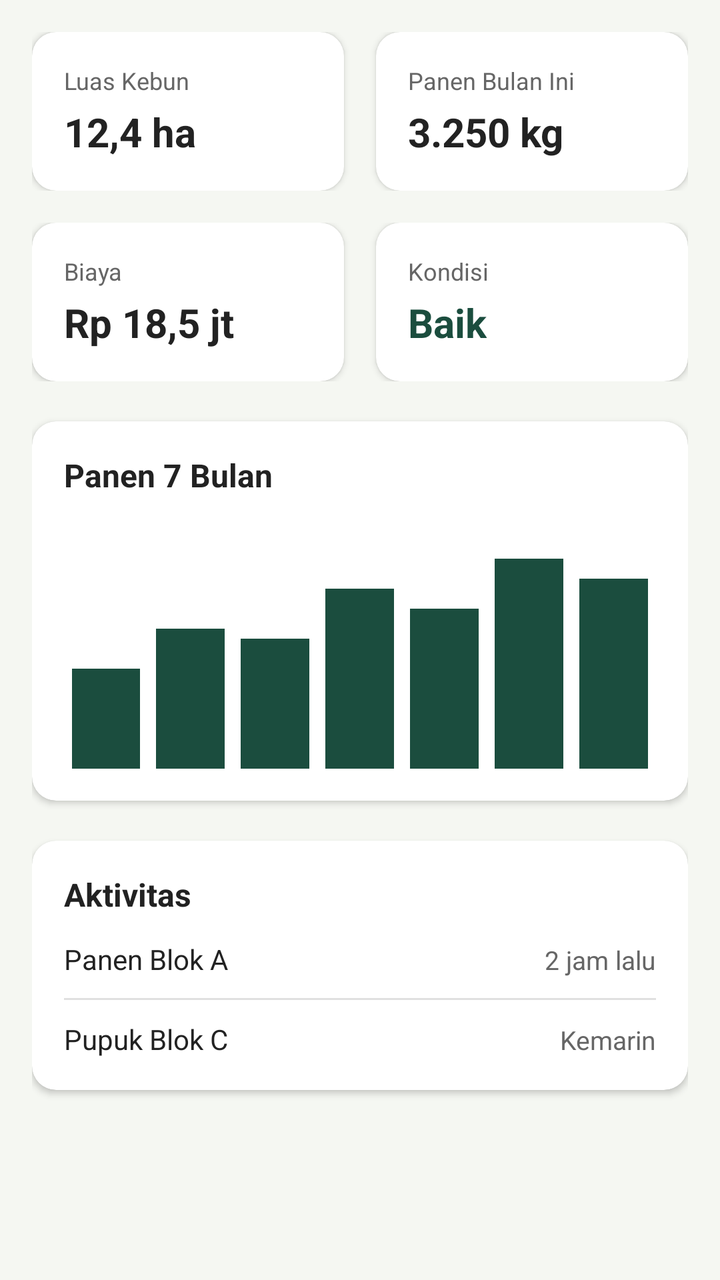
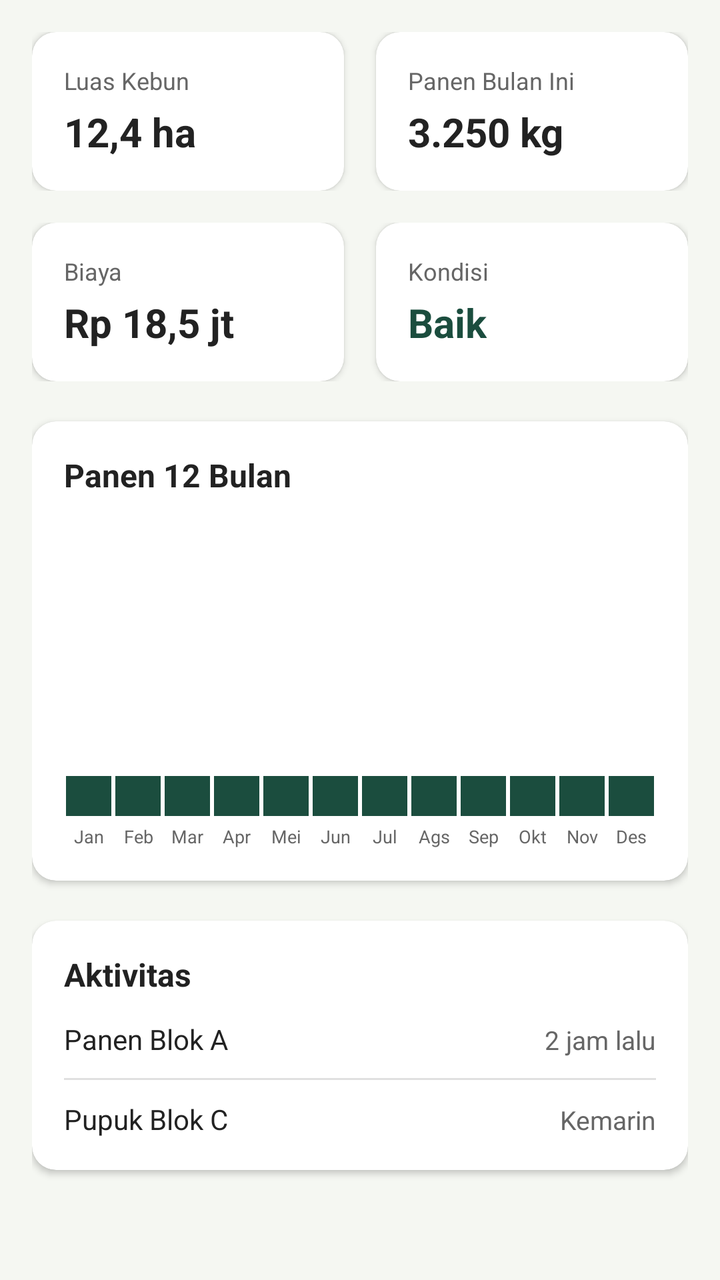

Compare the two renders of this Android layout. The source of the first and the diff that turns it into the second are given below.
<!-- AndroidManifest.xml: application theme Theme.SmartCoffeeFarm -->
<!-- res/layout/fragment_beranda.xml -->
<?xml version="1.0" encoding="utf-8"?>
<ScrollView xmlns:android="http://schemas.android.com/apk/res/android"
    xmlns:app="http://schemas.android.com/apk/res-auto"
    android:layout_width="match_parent"
    android:layout_height="match_parent"
    android:background="@color/app_background"
    android:fillViewport="true"
    android:padding="16dp">

    <LinearLayout
        android:layout_width="match_parent"
        android:layout_height="wrap_content"
        android:orientation="vertical">

        
        <LinearLayout
            android:layout_width="match_parent"
            android:layout_height="wrap_content"
            android:orientation="horizontal">

            <androidx.cardview.widget.CardView
                android:layout_width="0dp"
                android:layout_height="wrap_content"
                android:layout_marginEnd="8dp"
                android:layout_weight="1"
                app:cardBackgroundColor="@color/card_background"
                app:cardCornerRadius="12dp"
                app:cardElevation="2dp">

                <LinearLayout
                    android:layout_width="match_parent"
                    android:layout_height="wrap_content"
                    android:orientation="vertical"
                    android:padding="16dp">

                    <TextView
                        android:layout_width="wrap_content"
                        android:layout_height="wrap_content"
                        android:text="Luas Kebun"
                        android:textColor="@color/text_secondary"
                        android:textSize="12sp" />

                    <TextView
                        android:layout_width="wrap_content"
                        android:layout_height="wrap_content"
                        android:layout_marginTop="4dp"
                        android:text="12,4 ha"
                        android:textColor="@color/text_primary"
                        android:textSize="20sp"
                        android:textStyle="bold" />
                </LinearLayout>
            </androidx.cardview.widget.CardView>

            <androidx.cardview.widget.CardView
                android:layout_width="0dp"
                android:layout_height="wrap_content"
                android:layout_marginStart="8dp"
                android:layout_weight="1"
                app:cardBackgroundColor="@color/card_background"
                app:cardCornerRadius="12dp"
                app:cardElevation="2dp">

                <LinearLayout
                    android:layout_width="match_parent"
                    android:layout_height="wrap_content"
                    android:orientation="vertical"
                    android:padding="16dp">

                    <TextView
                        android:layout_width="wrap_content"
                        android:layout_height="wrap_content"
                        android:text="Panen Bulan Ini"
                        android:textColor="@color/text_secondary"
                        android:textSize="12sp" />

                    <TextView
                        android:layout_width="wrap_content"
                        android:layout_height="wrap_content"
                        android:layout_marginTop="4dp"
                        android:text="3.250 kg"
                        android:textColor="@color/text_primary"
                        android:textSize="20sp"
                        android:textStyle="bold" />
                </LinearLayout>
            </androidx.cardview.widget.CardView>
        </LinearLayout>

        <LinearLayout
            android:layout_width="match_parent"
            android:layout_height="wrap_content"
            android:layout_marginTop="16dp"
            android:orientation="horizontal">

            <androidx.cardview.widget.CardView
                android:layout_width="0dp"
                android:layout_height="wrap_content"
                android:layout_marginEnd="8dp"
                android:layout_weight="1"
                app:cardBackgroundColor="@color/card_background"
                app:cardCornerRadius="12dp"
                app:cardElevation="2dp">

                <LinearLayout
                    android:layout_width="match_parent"
                    android:layout_height="wrap_content"
                    android:orientation="vertical"
                    android:padding="16dp">

                    <TextView
                        android:layout_width="wrap_content"
                        android:layout_height="wrap_content"
                        android:text="Biaya"
                        android:textColor="@color/text_secondary"
                        android:textSize="12sp" />

                    <TextView
                        android:layout_width="wrap_content"
                        android:layout_height="wrap_content"
                        android:layout_marginTop="4dp"
                        android:text="Rp 18,5 jt"
                        android:textColor="@color/text_primary"
                        android:textSize="20sp"
                        android:textStyle="bold" />
                </LinearLayout>
            </androidx.cardview.widget.CardView>

            <androidx.cardview.widget.CardView
                android:layout_width="0dp"
                android:layout_height="wrap_content"
                android:layout_marginStart="8dp"
                android:layout_weight="1"
                app:cardBackgroundColor="@color/card_background"
                app:cardCornerRadius="12dp"
                app:cardElevation="2dp">

                <LinearLayout
                    android:layout_width="match_parent"
                    android:layout_height="wrap_content"
                    android:orientation="vertical"
                    android:padding="16dp">

                    <TextView
                        android:layout_width="wrap_content"
                        android:layout_height="wrap_content"
                        android:text="Kondisi"
                        android:textColor="@color/text_secondary"
                        android:textSize="12sp" />

                    <TextView
                        android:layout_width="wrap_content"
                        android:layout_height="wrap_content"
                        android:layout_marginTop="4dp"
                        android:text="Baik"
                        android:textColor="@color/primary_dark_green"
                        android:textSize="20sp"
                        android:textStyle="bold" />
                </LinearLayout>
            </androidx.cardview.widget.CardView>
        </LinearLayout>

        
        <androidx.cardview.widget.CardView
            android:layout_width="match_parent"
            android:layout_height="wrap_content"
            android:layout_marginTop="20dp"
            app:cardBackgroundColor="@color/card_background"
            app:cardCornerRadius="12dp"
            app:cardElevation="2dp">

            <LinearLayout
                android:layout_width="match_parent"
                android:layout_height="wrap_content"
                android:orientation="vertical"
                android:padding="16dp">

                <TextView
                    android:layout_width="wrap_content"
                    android:layout_height="wrap_content"
                    android:text="Panen 7 Bulan"
                    android:textColor="@color/text_primary"
                    android:textSize="16sp"
                    android:textStyle="bold" />

                
                <LinearLayout
                    android:layout_width="match_parent"
                    android:layout_height="120dp"
                    android:layout_marginTop="16dp"
                    android:gravity="bottom"
                    android:orientation="horizontal"
                    android:weightSum="7">

                    <View
                        android:layout_width="0dp"
                        android:layout_height="50dp"
                        android:layout_marginHorizontal="4dp"
                        android:layout_weight="1"
                        android:background="@color/primary_dark_green" />

                    <View
                        android:layout_width="0dp"
                        android:layout_height="70dp"
                        android:layout_marginHorizontal="4dp"
                        android:layout_weight="1"
                        android:background="@color/primary_dark_green" />

                    <View
                        android:layout_width="0dp"
                        android:layout_height="65dp"
                        android:layout_marginHorizontal="4dp"
                        android:layout_weight="1"
                        android:background="@color/primary_dark_green" />

                    <View
                        android:layout_width="0dp"
                        android:layout_height="90dp"
                        android:layout_marginHorizontal="4dp"
                        android:layout_weight="1"
                        android:background="@color/primary_dark_green" />

                    <View
                        android:layout_width="0dp"
                        android:layout_height="80dp"
                        android:layout_marginHorizontal="4dp"
                        android:layout_weight="1"
                        android:background="@color/primary_dark_green" />

                    <View
                        android:layout_width="0dp"
                        android:layout_height="105dp"
                        android:layout_marginHorizontal="4dp"
                        android:layout_weight="1"
                        android:background="@color/primary_dark_green" />

                    <View
                        android:layout_width="0dp"
                        android:layout_height="95dp"
                        android:layout_marginHorizontal="4dp"
                        android:layout_weight="1"
                        android:background="@color/primary_dark_green" />
                </LinearLayout>
            </LinearLayout>
        </androidx.cardview.widget.CardView>

        
        <androidx.cardview.widget.CardView
            android:layout_width="match_parent"
            android:layout_height="wrap_content"
            android:layout_marginTop="20dp"
            android:layout_marginBottom="24dp"
            app:cardBackgroundColor="@color/card_background"
            app:cardCornerRadius="12dp"
            app:cardElevation="2dp">

            <LinearLayout
                android:layout_width="match_parent"
                android:layout_height="wrap_content"
                android:orientation="vertical"
                android:padding="16dp">

                <TextView
                    android:layout_width="wrap_content"
                    android:layout_height="wrap_content"
                    android:text="Aktivitas"
                    android:textColor="@color/text_primary"
                    android:textSize="16sp"
                    android:textStyle="bold" />

                <LinearLayout
                    android:layout_width="match_parent"
                    android:layout_height="wrap_content"
                    android:layout_marginTop="12dp"
                    android:orientation="horizontal">

                    <TextView
                        android:layout_width="0dp"
                        android:layout_height="wrap_content"
                        android:layout_weight="1"
                        android:text="Panen Blok A"
                        android:textColor="@color/text_primary"
                        android:textSize="14sp" />

                    <TextView
                        android:layout_width="wrap_content"
                        android:layout_height="wrap_content"
                        android:text="2 jam lalu"
                        android:textColor="@color/text_secondary"
                        android:textSize="13sp" />
                </LinearLayout>

                <View
                    android:layout_width="match_parent"
                    android:layout_height="1dp"
                    android:layout_marginVertical="10dp"
                    android:background="#E0E0E0" />

                <LinearLayout
                    android:layout_width="match_parent"
                    android:layout_height="wrap_content"
                    android:orientation="horizontal">

                    <TextView
                        android:layout_width="0dp"
                        android:layout_height="wrap_content"
                        android:layout_weight="1"
                        android:text="Pupuk Blok C"
                        android:textColor="@color/text_primary"
                        android:textSize="14sp" />

                    <TextView
                        android:layout_width="wrap_content"
                        android:layout_height="wrap_content"
                        android:text="Kemarin"
                        android:textColor="@color/text_secondary"
                        android:textSize="13sp" />
                </LinearLayout>
            </LinearLayout>
        </androidx.cardview.widget.CardView>

    </LinearLayout>
</ScrollView>
<!-- resources referenced by this layout -->
<resources>
  <color name="app_background">#F5F7F2</color>
  <color name="card_background">#FFFFFFFF</color>
  <color name="primary_dark_green">#1B4D3E</color>
  <color name="text_primary">#222222</color>
  <color name="text_secondary">#666666</color>
  <style name="Theme.SmartCoffeeFarm" parent="Base.Theme.SmartCoffeeFarm" />
  <style name="Base.Theme.SmartCoffeeFarm" parent="Theme.Material3.DayNight.NoActionBar">
          <item name="colorPrimary">@color/primary_dark_green</item>
          <item name="colorSecondary">@color/primary_dark_green</item>
          <item name="android:windowBackground">@color/app_background</item>
          <item name="colorSurface">@color/card_background</item>
      </style>
</resources>

<!-- the commit's change to res/layout/fragment_beranda.xml (unified diff, before → after) -->
@@ -41,6 +41,7 @@
                         android:textSize="12sp" />
 
                     <TextView
+                        android:id="@+id/tvLuasKebun"
                         android:layout_width="wrap_content"
                         android:layout_height="wrap_content"
                         android:layout_marginTop="4dp"
@@ -74,6 +75,7 @@
                         android:textSize="12sp" />
 
                     <TextView
+                        android:id="@+id/tvPanenBulanIni"
                         android:layout_width="wrap_content"
                         android:layout_height="wrap_content"
                         android:layout_marginTop="4dp"
@@ -114,6 +116,7 @@
                         android:textSize="12sp" />
 
                     <TextView
+                        android:id="@+id/tvBiayaDashboard"
                         android:layout_width="wrap_content"
                         android:layout_height="wrap_content"
                         android:layout_marginTop="4dp"
@@ -176,7 +179,7 @@
                 <TextView
                     android:layout_width="wrap_content"
                     android:layout_height="wrap_content"
-                    android:text="Panen 7 Bulan"
+                    android:text="Panen 12 Bulan"
                     android:textColor="@color/text_primary"
                     android:textSize="16sp"
                     android:textStyle="bold" />
@@ -184,60 +187,166 @@
                 
                 <LinearLayout
                     android:layout_width="match_parent"
-                    android:layout_height="120dp"
+                    android:layout_height="160dp"
                     android:layout_marginTop="16dp"
-                    android:gravity="bottom"
                     android:orientation="horizontal"
-                    android:weightSum="7">
-
-                    <View
-                        android:layout_width="0dp"
-                        android:layout_height="50dp"
-                        android:layout_marginHorizontal="4dp"
-                        android:layout_weight="1"
-                        android:background="@color/primary_dark_green" />
-
-                    <View
-                        android:layout_width="0dp"
-                        android:layout_height="70dp"
-                        android:layout_marginHorizontal="4dp"
-                        android:layout_weight="1"
-                        android:background="@color/primary_dark_green" />
-
-                    <View
-                        android:layout_width="0dp"
-                        android:layout_height="65dp"
-                        android:layout_marginHorizontal="4dp"
-                        android:layout_weight="1"
-                        android:background="@color/primary_dark_green" />
-
-                    <View
-                        android:layout_width="0dp"
-                        android:layout_height="90dp"
-                        android:layout_marginHorizontal="4dp"
-                        android:layout_weight="1"
-                        android:background="@color/primary_dark_green" />
-
-                    <View
-                        android:layout_width="0dp"
-                        android:layout_height="80dp"
-                        android:layout_marginHorizontal="4dp"
-                        android:layout_weight="1"
-                        android:background="@color/primary_dark_green" />
-
-                    <View
-                        android:layout_width="0dp"
-                        android:layout_height="105dp"
-                        android:layout_marginHorizontal="4dp"
-                        android:layout_weight="1"
-                        android:background="@color/primary_dark_green" />
-
-                    <View
-                        android:layout_width="0dp"
-                        android:layout_height="95dp"
-                        android:layout_marginHorizontal="4dp"
-                        android:layout_weight="1"
-                        android:background="@color/primary_dark_green" />
+                    android:weightSum="12">
+
+                    <LinearLayout
+                        android:layout_width="0dp"
+                        android:layout_height="match_parent"
+                        android:layout_weight="1"
+                        android:layout_marginHorizontal="1dp"
+                        android:orientation="vertical"
+                        android:baselineAligned="false">
+                        <View android:layout_width="match_parent" android:layout_height="0dp" android:layout_weight="1"/>
+                        <TextView android:id="@+id/tvValue1" android:layout_width="match_parent" android:layout_height="wrap_content" android:layout_marginBottom="2dp" android:gravity="center" android:textColor="@color/primary_dark_green" android:textSize="8sp" android:textStyle="bold"/>
+                        <View android:id="@+id/bar1" android:layout_width="match_parent" android:layout_height="20dp" android:background="@color/primary_dark_green"/>
+                        <TextView android:id="@+id/tvMonth1" android:layout_width="match_parent" android:layout_height="wrap_content" android:layout_marginTop="4dp" android:gravity="center" android:text="Jan" android:textColor="@color/text_secondary" android:textSize="9sp"/>
+                    </LinearLayout>
+
+                    <LinearLayout
+                        android:layout_width="0dp"
+                        android:layout_height="match_parent"
+                        android:layout_weight="1"
+                        android:layout_marginHorizontal="1dp"
+                        android:orientation="vertical"
+                        android:baselineAligned="false">
+                        <View android:layout_width="match_parent" android:layout_height="0dp" android:layout_weight="1"/>
+                        <TextView android:id="@+id/tvValue2" android:layout_width="match_parent" android:layout_height="wrap_content" android:layout_marginBottom="2dp" android:gravity="center" android:textColor="@color/primary_dark_green" android:textSize="8sp" android:textStyle="bold"/>
+                        <View android:id="@+id/bar2" android:layout_width="match_parent" android:layout_height="20dp" android:background="@color/primary_dark_green"/>
+                        <TextView android:id="@+id/tvMonth2" android:layout_width="match_parent" android:layout_height="wrap_content" android:layout_marginTop="4dp" android:gravity="center" android:text="Feb" android:textColor="@color/text_secondary" android:textSize="9sp"/>
+                    </LinearLayout>
+
+                    <LinearLayout
+                        android:layout_width="0dp"
+                        android:layout_height="match_parent"
+                        android:layout_weight="1"
+                        android:layout_marginHorizontal="1dp"
+                        android:orientation="vertical"
+                        android:baselineAligned="false">
+                        <View android:layout_width="match_parent" android:layout_height="0dp" android:layout_weight="1"/>
+                        <TextView android:id="@+id/tvValue3" android:layout_width="match_parent" android:layout_height="wrap_content" android:layout_marginBottom="2dp" android:gravity="center" android:textColor="@color/primary_dark_green" android:textSize="8sp" android:textStyle="bold"/>
+                        <View android:id="@+id/bar3" android:layout_width="match_parent" android:layout_height="20dp" android:background="@color/primary_dark_green"/>
+                        <TextView android:id="@+id/tvMonth3" android:layout_width="match_parent" android:layout_height="wrap_content" android:layout_marginTop="4dp" android:gravity="center" android:text="Mar" android:textColor="@color/text_secondary" android:textSize="9sp"/>
+                    </LinearLayout>
+
+                    <LinearLayout
+                        android:layout_width="0dp"
+                        android:layout_height="match_parent"
+                        android:layout_weight="1"
+                        android:layout_marginHorizontal="1dp"
+                        android:orientation="vertical"
+                        android:baselineAligned="false">
+                        <View android:layout_width="match_parent" android:layout_height="0dp" android:layout_weight="1"/>
+                        <TextView android:id="@+id/tvValue4" android:layout_width="match_parent" android:layout_height="wrap_content" android:layout_marginBottom="2dp" android:gravity="center" android:textColor="@color/primary_dark_green" android:textSize="8sp" android:textStyle="bold"/>
+                        <View android:id="@+id/bar4" android:layout_width="match_parent" android:layout_height="20dp" android:background="@color/primary_dark_green"/>
+                        <TextView android:id="@+id/tvMonth4" android:layout_width="match_parent" android:layout_height="wrap_content" android:layout_marginTop="4dp" android:gravity="center" android:text="Apr" android:textColor="@color/text_secondary" android:textSize="9sp"/>
+                    </LinearLayout>
+
+                    <LinearLayout
+                        android:layout_width="0dp"
+                        android:layout_height="match_parent"
+                        android:layout_weight="1"
+                        android:layout_marginHorizontal="1dp"
+                        android:orientation="vertical"
+                        android:baselineAligned="false">
+                        <View android:layout_width="match_parent" android:layout_height="0dp" android:layout_weight="1"/>
+                        <TextView android:id="@+id/tvValue5" android:layout_width="match_parent" android:layout_height="wrap_content" android:layout_marginBottom="2dp" android:gravity="center" android:textColor="@color/primary_dark_green" android:textSize="8sp" android:textStyle="bold"/>
+                        <View android:id="@+id/bar5" android:layout_width="match_parent" android:layout_height="20dp" android:background="@color/primary_dark_green"/>
+                        <TextView android:id="@+id/tvMonth5" android:layout_width="match_parent" android:layout_height="wrap_content" android:layout_marginTop="4dp" android:gravity="center" android:text="Mei" android:textColor="@color/text_secondary" android:textSize="9sp"/>
+                    </LinearLayout>
+
+                    <LinearLayout
+                        android:layout_width="0dp"
+                        android:layout_height="match_parent"
+                        android:layout_weight="1"
+                        android:layout_marginHorizontal="1dp"
+                        android:orientation="vertical"
+                        android:baselineAligned="false">
+                        <View android:layout_width="match_parent" android:layout_height="0dp" android:layout_weight="1"/>
+                        <TextView android:id="@+id/tvValue6" android:layout_width="match_parent" android:layout_height="wrap_content" android:layout_marginBottom="2dp" android:gravity="center" android:textColor="@color/primary_dark_green" android:textSize="8sp" android:textStyle="bold"/>
+                        <View android:id="@+id/bar6" android:layout_width="match_parent" android:layout_height="20dp" android:background="@color/primary_dark_green"/>
+                        <TextView android:id="@+id/tvMonth6" android:layout_width="match_parent" android:layout_height="wrap_content" android:layout_marginTop="4dp" android:gravity="center" android:text="Jun" android:textColor="@color/text_secondary" android:textSize="9sp"/>
+                    </LinearLayout>
+
+                    <LinearLayout
+                        android:layout_width="0dp"
+                        android:layout_height="match_parent"
+                        android:layout_weight="1"
+                        android:layout_marginHorizontal="1dp"
+                        android:orientation="vertical"
+                        android:baselineAligned="false">
+                        <View android:layout_width="match_parent" android:layout_height="0dp" android:layout_weight="1"/>
+                        <TextView android:id="@+id/tvValue7" android:layout_width="match_parent" android:layout_height="wrap_content" android:layout_marginBottom="2dp" android:gravity="center" android:textColor="@color/primary_dark_green" android:textSize="8sp" android:textStyle="bold"/>
+                        <View android:id="@+id/bar7" android:layout_width="match_parent" android:layout_height="20dp" android:background="@color/primary_dark_green"/>
+                        <TextView android:id="@+id/tvMonth7" android:layout_width="match_parent" android:layout_height="wrap_content" android:layout_marginTop="4dp" android:gravity="center" android:text="Jul" android:textColor="@color/text_secondary" android:textSize="9sp"/>
+                    </LinearLayout>
+
+                    <LinearLayout
+                        android:layout_width="0dp"
+                        android:layout_height="match_parent"
+                        android:layout_weight="1"
+                        android:layout_marginHorizontal="1dp"
+                        android:orientation="vertical"
+                        android:baselineAligned="false">
+                        <View android:layout_width="match_parent" android:layout_height="0dp" android:layout_weight="1"/>
+                        <TextView android:id="@+id/tvValue8" android:layout_width="match_parent" android:layout_height="wrap_content" android:layout_marginBottom="2dp" android:gravity="center" android:textColor="@color/primary_dark_green" android:textSize="8sp" android:textStyle="bold"/>
+                        <View android:id="@+id/bar8" android:layout_width="match_parent" android:layout_height="20dp" android:background="@color/primary_dark_green"/>
+                        <TextView android:id="@+id/tvMonth8" android:layout_width="match_parent" android:layout_height="wrap_content" android:layout_marginTop="4dp" android:gravity="center" android:text="Ags" android:textColor="@color/text_secondary" android:textSize="9sp"/>
+                    </LinearLayout>
+
+                    <LinearLayout
+                        android:layout_width="0dp"
+                        android:layout_height="match_parent"
+                        android:layout_weight="1"
+                        android:layout_marginHorizontal="1dp"
+                        android:orientation="vertical"
+                        android:baselineAligned="false">
+                        <View android:layout_width="match_parent" android:layout_height="0dp" android:layout_weight="1"/>
+                        <TextView android:id="@+id/tvValue9" android:layout_width="match_parent" android:layout_height="wrap_content" android:layout_marginBottom="2dp" android:gravity="center" android:textColor="@color/primary_dark_green" android:textSize="8sp" android:textStyle="bold"/>
+                        <View android:id="@+id/bar9" android:layout_width="match_parent" android:layout_height="20dp" android:background="@color/primary_dark_green"/>
+                        <TextView android:id="@+id/tvMonth9" android:layout_width="match_parent" android:layout_height="wrap_content" android:layout_marginTop="4dp" android:gravity="center" android:text="Sep" android:textColor="@color/text_secondary" android:textSize="9sp"/>
+                    </LinearLayout>
+
+                    <LinearLayout
+                        android:layout_width="0dp"
+                        android:layout_height="match_parent"
+                        android:layout_weight="1"
+                        android:layout_marginHorizontal="1dp"
+                        android:orientation="vertical"
+                        android:baselineAligned="false">
+                        <View android:layout_width="match_parent" android:layout_height="0dp" android:layout_weight="1"/>
+                        <TextView android:id="@+id/tvValue10" android:layout_width="match_parent" android:layout_height="wrap_content" android:layout_marginBottom="2dp" android:gravity="center" android:textColor="@color/primary_dark_green" android:textSize="8sp" android:textStyle="bold"/>
+                        <View android:id="@+id/bar10" android:layout_width="match_parent" android:layout_height="20dp" android:background="@color/primary_dark_green"/>
+                        <TextView android:id="@+id/tvMonth10" android:layout_width="match_parent" android:layout_height="wrap_content" android:layout_marginTop="4dp" android:gravity="center" android:text="Okt" android:textColor="@color/text_secondary" android:textSize="9sp"/>
+                    </LinearLayout>
+
+                    <LinearLayout
+                        android:layout_width="0dp"
+                        android:layout_height="match_parent"
+                        android:layout_weight="1"
+                        android:layout_marginHorizontal="1dp"
+                        android:orientation="vertical"
+                        android:baselineAligned="false">
+                        <View android:layout_width="match_parent" android:layout_height="0dp" android:layout_weight="1"/>
+                        <TextView android:id="@+id/tvValue11" android:layout_width="match_parent" android:layout_height="wrap_content" android:layout_marginBottom="2dp" android:gravity="center" android:textColor="@color/primary_dark_green" android:textSize="8sp" android:textStyle="bold"/>
+                        <View android:id="@+id/bar11" android:layout_width="match_parent" android:layout_height="20dp" android:background="@color/primary_dark_green"/>
+                        <TextView android:id="@+id/tvMonth11" android:layout_width="match_parent" android:layout_height="wrap_content" android:layout_marginTop="4dp" android:gravity="center" android:text="Nov" android:textColor="@color/text_secondary" android:textSize="9sp"/>
+                    </LinearLayout>
+
+                    <LinearLayout
+                        android:layout_width="0dp"
+                        android:layout_height="match_parent"
+                        android:layout_weight="1"
+                        android:layout_marginHorizontal="1dp"
+                        android:orientation="vertical"
+                        android:baselineAligned="false">
+                        <View android:layout_width="match_parent" android:layout_height="0dp" android:layout_weight="1"/>
+                        <TextView android:id="@+id/tvValue12" android:layout_width="match_parent" android:layout_height="wrap_content" android:layout_marginBottom="2dp" android:gravity="center" android:textColor="@color/primary_dark_green" android:textSize="8sp" android:textStyle="bold"/>
+                        <View android:id="@+id/bar12" android:layout_width="match_parent" android:layout_height="20dp" android:background="@color/primary_dark_green"/>
+                        <TextView android:id="@+id/tvMonth12" android:layout_width="match_parent" android:layout_height="wrap_content" android:layout_marginTop="4dp" android:gravity="center" android:text="Des" android:textColor="@color/text_secondary" android:textSize="9sp"/>
+                    </LinearLayout>
                 </LinearLayout>
             </LinearLayout>
         </androidx.cardview.widget.CardView>
